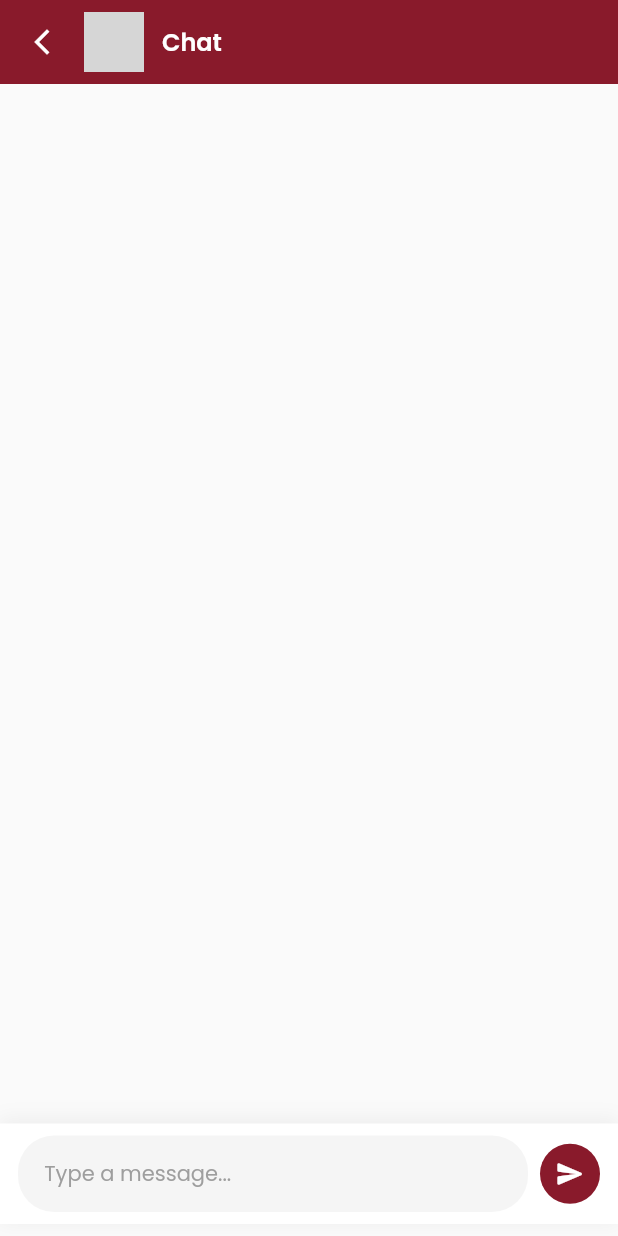
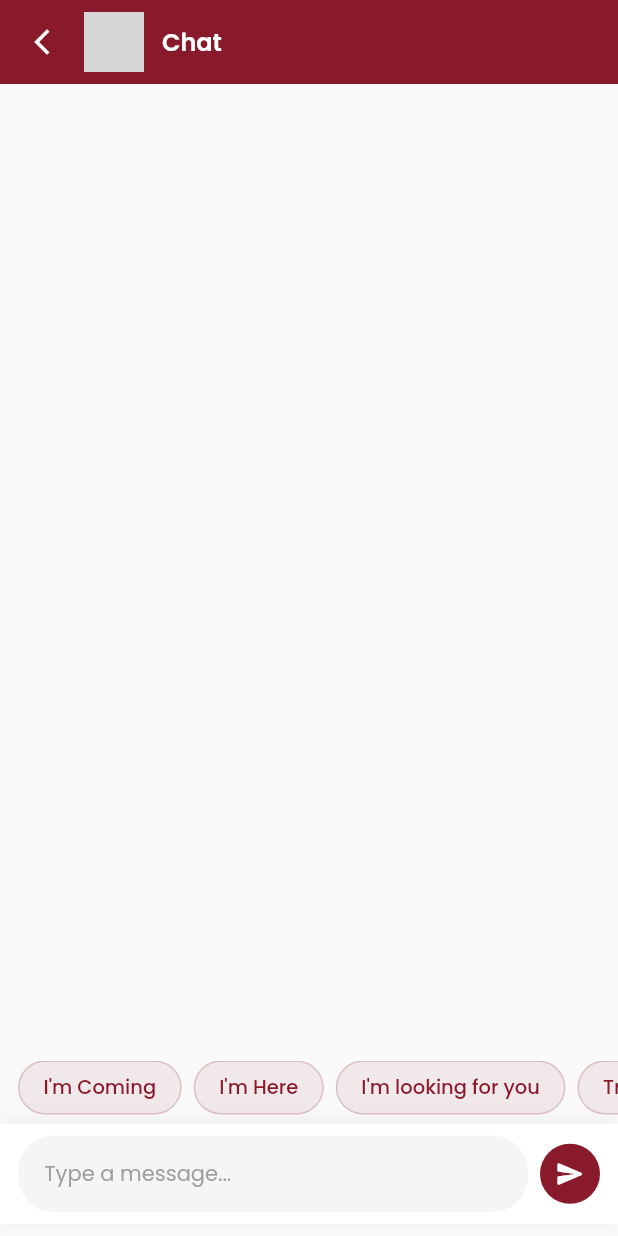
Before and after one commit to usamahafeez0008-prog/SIRR, a Flutter app: the ChatScreens screen opened directly, on a phone screen of 412 x 824 dp. Run offline on Flutter 3.47's test engine with Material 3 defaults, Android fonts, the phone set to English and light mode, and no system bars; drawn by our look-alikes of cached_network_image; our stand-ins replace badges, cloud_firestore, country_code_picker, dotted_border, firebase_auth, firebase_core and 28 more; missing offline and left inert: bottom_picker, clipboard, flutter_paypal, flutter_polyline_points, flutter_stripe, get_thumbnail_video and 6 more; accounts and stored records are empty; network calls fail; project files that could hold a hidden picture were left out; grey boxes are pictures that could not be loaded.

Commit message:
Milestone 3 UI Updates

```diff
--- a/lib/controller/rating_controller.dart
+++ b/lib/controller/rating_controller.dart
@@ -14,6 +14,7 @@ class RatingController extends GetxController {
 
   Rx<ReviewModel> reviewModel = ReviewModel().obs;
   Rx<UserModel> userModel = UserModel().obs;
+  RxList<String> selectedTags = <String>[].obs;
 
   @override
   void onInit() {
--- a/lib/ui/chat_screen/chat_screen.dart
+++ b/lib/ui/chat_screen/chat_screen.dart
@@ -168,6 +168,7 @@ class _ChatScreensState extends State<ChatScreens> {
                     }),
               ),
             ),
+            _buildPredefinedMessages(themeChange),
             Container(
               padding: const EdgeInsets.symmetric(horizontal: 12, vertical: 8),
               decoration: BoxDecoration(
@@ -458,6 +459,52 @@ class _ChatScreensState extends State<ChatScreens> {
     return const SizedBox.shrink();
   }
 
+  Widget _buildPredefinedMessages(DarkThemeProvider themeChange) {
+    final List<String> predefinedMessages = ['I\'m Coming', 'I\'m Here', 'I\'m looking for you', 'Traffic jams', 'Ok'];
+
+    return Container(
+      height: 48,
+      padding: const EdgeInsets.symmetric(vertical: 6),
+      child: ListView.builder(
+        scrollDirection: Axis.horizontal,
+        padding: const EdgeInsets.symmetric(horizontal: 12),
+        itemCount: predefinedMessages.length,
+        itemBuilder: (context, index) {
+          final message = predefinedMessages[index];
+          return Padding(
+            padding: const EdgeInsets.only(right: 8),
+            child: InkWell(
+              onTap: () {
+                _sendMessage(message, null, '', 'text');
+              },
+              borderRadius: BorderRadius.circular(20),
+              child: Container(
+                padding: const EdgeInsets.symmetric(horizontal: 16),
+                alignment: Alignment.center,
+                decoration: BoxDecoration(
+                  color: (themeChange.getThem() ? AppColors.darkTextField : AppColors.moroccoRed.withOpacity(0.08)),
+                  borderRadius: BorderRadius.circular(20),
+                  border: Border.all(
+                    color: themeChange.getThem() ? AppColors.darkTextFieldBorder : AppColors.moroccoRed.withOpacity(0.2),
+                    width: 1,
+                  ),
+                ),
+                child: Text(
+                  message.tr,
+                  style: GoogleFonts.poppins(
+                    fontSize: 13,
+                    fontWeight: FontWeight.w500,
+                    color: themeChange.getThem() ? Colors.white : AppColors.moroccoRed,
+                  ),
+                ),
+              ),
+            ),
+          );
+        },
+      ),
+    );
+  }
+
   Future<void> _sendMessage(String message, Url? url, String videoThumbnail, String messageType, {int? voiceTimer}) async {
     log("Chat ::");
     List<String> senderReceiverId = [widget.driverId!, widget.customerId!];
```
Also changed, not shown: lib/ui/dashboard_screen.dart (+61 -52 lines), lib/ui/review/review_screen.dart (+72 -9 lines), 15 other files.
